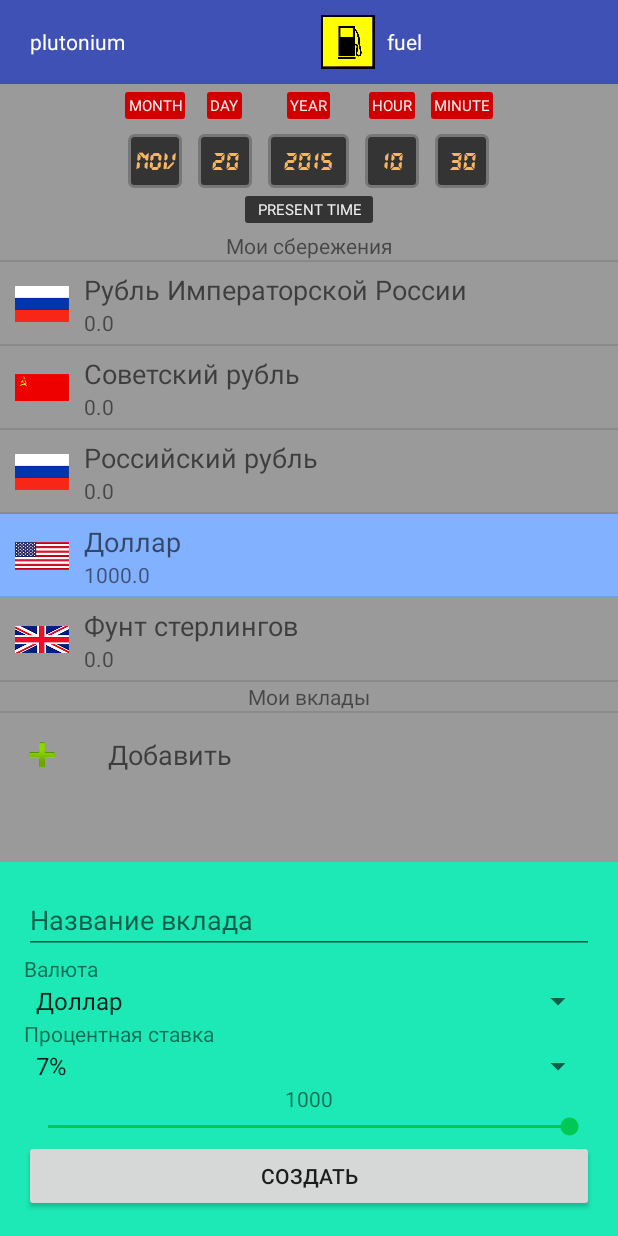
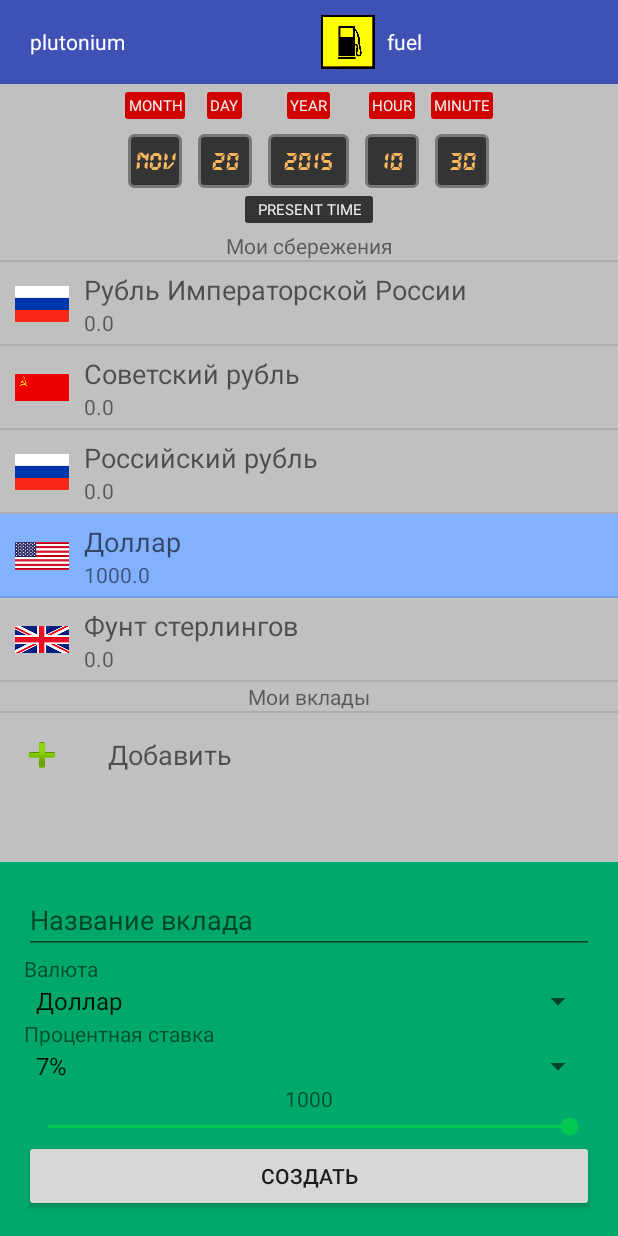
Before and after one commit to BttfCurrencyExchangeTeam/BttfCurrencyExchange, an Android app: the fragment AddDepositFragment placed in its activity, on a phone screen of 412 x 824 dp. Run offline under Robolectric (Android 15) with nearby library versions, the phone set to English and light mode, and no system bars.

Commit message:
Цвета стали более приятными

```diff
--- a/app/src/main/res/drawable/fragment_background.xml
+++ b/app/src/main/res/drawable/fragment_background.xml
@@ -3,7 +3,7 @@
     <item>
         <shape>
             <!--corners android:topLeftRadius="24dp" android:topRightRadius="24dp"/-->
-            <solid android:color="#1de9b6"/>
+            <solid android:color="#00A86B"/>
         </shape>
     </item>
 </selector>
--- a/app/src/main/res/values/colors.xml
+++ b/app/src/main/res/values/colors.xml
@@ -16,12 +16,12 @@
 
     <color name="selected_currency_item_color">#82b1ff</color>
 
-    <color name="button_normal_color">#ffc400</color>
+    <color name="button_normal_color">#DAA520</color>
     <color name="button_pressed_color">#7c4dff</color>
 
     <color name="et_background_color">#343434</color>
     <color name="et_stroke_color">#777777</color>
-    <color name="panel_background_color">#9a9a9a</color>
+    <color name="panel_background_color">#c0c0c0</color>
 
     <color name="label_background_color">#d10000</color>
     <color name="label_text_color">#efefef</color>
```
Also changed, not shown: 2 other files.
